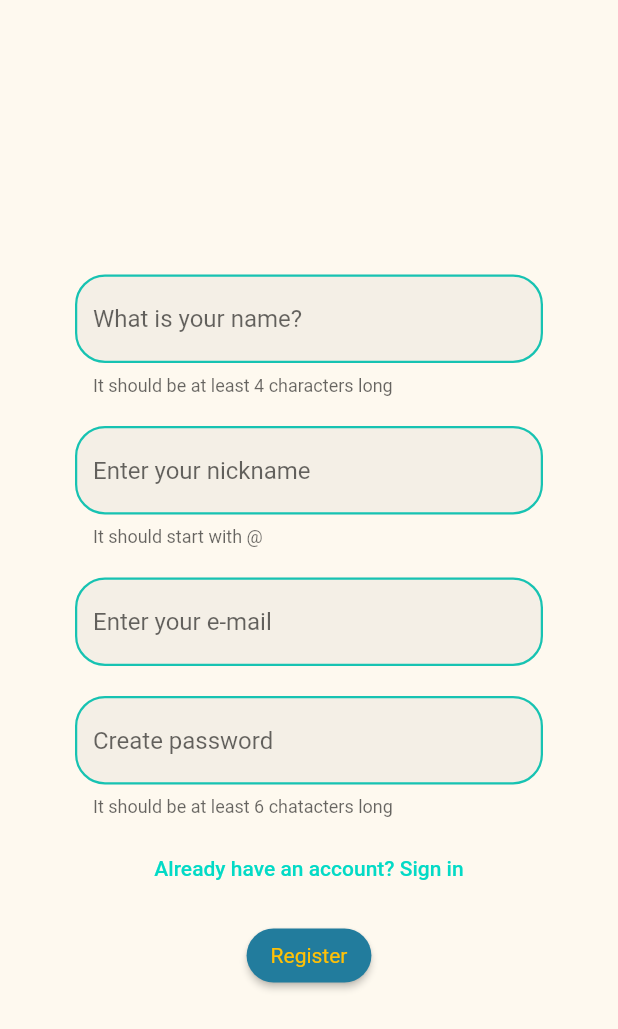
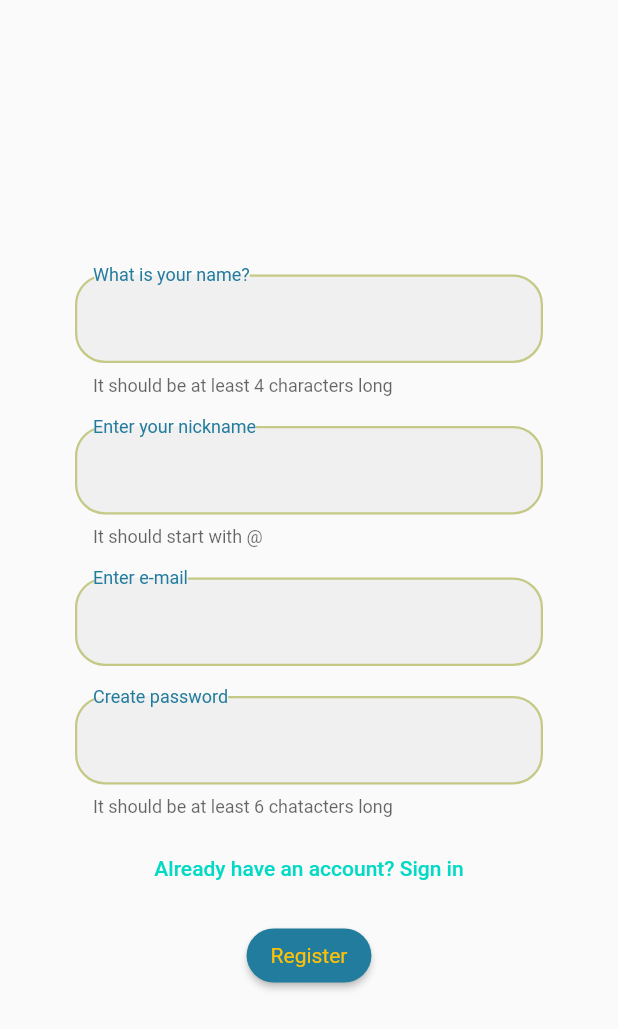
Before and after one commit to mem3Dealer/disCuss, a Flutter app: the screen it shows after launch, after a tap on "Sign in", after a tap on "New to DisCuss? Register", on a phone screen of 412 x 824 dp. Shown: the top 1029 px of the screen. Run offline on Flutter 3.47's test engine with Material 2 defaults, Android fonts, the phone set to English and light mode, and no system bars; our stand-ins replace bloc, cloud_firestore, firebase_auth, firebase_core, flutter_bloc, flutter_slidable and 2 more; missing offline and left inert: splash_screen_view; accounts and stored records are empty; network calls fail.

Commit message:
slight ui updates

```diff
--- a/lib/main.dart
+++ b/lib/main.dart
@@ -58,7 +58,7 @@ class MyApp extends StatelessWidget {
             return MaterialApp(
                 themeMode: ThemeMode.system,
                 theme: appThemeLight,
-                darkTheme: appThemeDark,
+                // darkTheme: appThemeDark,
                 routes: <String, WidgetBuilder>{
                   '/home_page': (BuildContext context) => HomePage(),
                   '/wrapper': (BuildContext context) => Wrapper(),
--- a/lib/pages/register.dart
+++ b/lib/pages/register.dart
@@ -44,7 +44,8 @@ class _RegisterPageState extends State<RegisterPage> {
                   TextFormField(
                       controller: _nameController,
                       decoration: InputDecoration().copyWith(
-                          hintText: 'What is your name?',
+                          floatingLabelBehavior: FloatingLabelBehavior.always,
+                          labelText: 'What is your name?',
                           helperText:
                               'It should be at least 4 characters long'),
                       validator: (val) => val!.isEmpty
@@ -59,7 +60,8 @@ class _RegisterPageState extends State<RegisterPage> {
                       // initialValue: '@',
                       controller: _nickNameController,
                       decoration: InputDecoration().copyWith(
-                          hintText: 'Enter your nickname',
+                          floatingLabelBehavior: FloatingLabelBehavior.always,
+                          labelText: 'Enter your nickname',
                           helperText: 'It should start with @'),
                       // onSaved:   authCubit.isNickNameUnique(_nickNameController.text).toString();,
                       validator: (val) {
@@ -79,8 +81,9 @@ class _RegisterPageState extends State<RegisterPage> {
                   ),
                   TextFormField(
                       controller: _emailController,
-                      decoration: InputDecoration()
-                          .copyWith(hintText: 'Enter your e-mail'),
+                      decoration: InputDecoration().copyWith(
+                          floatingLabelBehavior: FloatingLabelBehavior.always,
+                          labelText: 'Enter e-mail'),
                       validator: (val) {
                         if (val?.isEmpty == true) {
                           return 'Enter an email adress';
@@ -96,7 +99,8 @@ class _RegisterPageState extends State<RegisterPage> {
                   TextFormField(
                     controller: _passwordController,
                     decoration: InputDecoration().copyWith(
-                        hintText: 'Create password',
+                        floatingLabelBehavior: FloatingLabelBehavior.always,
+                        labelText: 'Create password',
                         helperText: 'It should be at least 6 chatacters long'),
                     validator: (val) =>
                         val!.length < 6 ? "Enter an password 6+ long" : null,
--- a/lib/pages/signIn.dart
+++ b/lib/pages/signIn.dart
@@ -47,8 +47,13 @@ class _SignInPageState extends State<SignInPage> {
                     TextFormField(
                       // initialValue: 'test@mail.com',
                       controller: _emailController,
-                      decoration:
-                          InputDecoration().copyWith(hintText: 'E-mail'),
+                      decoration: InputDecoration().copyWith(
+                          alignLabelWithHint: true,
+                          // hintText: 'E-mail',
+                          labelText: 'E-mail',
+                          labelStyle:
+                              TextStyle(color: Theme.of(context).accentColor),
+                          floatingLabelBehavior: FloatingLabelBehavior.always),
                       validator: (val) {
                         if (val?.isEmpty == true) {
                           return 'Enter a valid email';
@@ -64,8 +69,11 @@ class _SignInPageState extends State<SignInPage> {
                     TextFormField(
                       // initialValue: 'test123',
                       controller: _passwordController,
-                      decoration:
-                          InputDecoration().copyWith(hintText: 'Password'),
+                      decoration: InputDecoration().copyWith(
+                          labelStyle:
+                              TextStyle(color: Theme.of(context).accentColor),
+                          floatingLabelBehavior: FloatingLabelBehavior.always,
+                          labelText: 'Password'),
                       validator: (val) {
                         // val!.length < 6 ? "Enter an password 6+ long" : null,
                         if (val!.length < 6) {
@@ -109,18 +117,19 @@ class _SignInPageState extends State<SignInPage> {
                         if (result?.isNotEmpty == true) {
                           if (result!.contains('password')) {
                             _passError = result;
-                          } else {
+                          } else if (result.contains('user')) {
                             _emailError = result;
                           }
                           // print('that if shit here:$_emailError');
                           // return _emailError;
                         }
+                        print(
+                            'THAT print from button: $_passError, $_emailError');
                         if (_formKey.currentState!.validate()) {
                           // _passError = '';
                           // _emailError = '';
                           // result!.isNotEmpty ? _emailError = result : null;
-                          print(
-                              'THAT print from button: $_passError, $_emailError');
+
                         }
                       },
                     ),
--- a/lib/services/auth.dart
+++ b/lib/services/auth.dart
@@ -76,7 +76,7 @@ class AuthService {
   //sign in with email and password
   Future<dynamic> signInWithEmailandPassword(
       String email, String password) async {
-    AuthResultStatus _status;
+    AuthResultStatus? _status;
     try {
       UserCredential result = await _auth.signInWithEmailAndPassword(
         email: email,
@@ -88,7 +88,7 @@ class AuthService {
         _status = AuthResultStatus.successful;
         return _userFromFirebase(_fbUser, password);
       } else {
-        _status = AuthResultStatus.undefined;
+        _status = null;
       }
       // print("FB USER IS ${_fbUser.toString()}");
     } catch (e) {
--- a/lib/shared/app_theme.dart
+++ b/lib/shared/app_theme.dart
@@ -17,7 +17,7 @@ ThemeData get appThemeLight => ThemeData(
       colorScheme: ColorScheme.light(),
       primaryColor: Color(0xffFFCB77),
       accentColor: Color(0xff227C9D),
-      scaffoldBackgroundColor: Color(0xffFEF9EF),
+      // scaffoldBackgroundColor: Color(0xffFEF9EF),
       // elevatedButtonTheme: ElevatedButtonTheme(d),
       buttonTheme: ButtonThemeData(buttonColor: Colors.green),
       floatingActionButtonTheme:
@@ -36,6 +36,7 @@ ThemeData get appThemeLight => ThemeData(
                   MaterialStateProperty.resolveWith((states) => Colors.amber))),
       dividerColor: Colors.grey[300],
       inputDecorationTheme: InputDecorationTheme(
+          labelStyle: TextStyle(color: Color(0xff227C9D)),
           errorMaxLines: 3,
           errorBorder: OutlineInputBorder(
             gapPadding: 0,
@@ -46,23 +47,26 @@ ThemeData get appThemeLight => ThemeData(
           ),
           filled: true,
           border: OutlineInputBorder(
+            gapPadding: 0,
             borderRadius: BorderRadius.all(
               Radius.circular(20),
             ),
-            borderSide: BorderSide(color: Color(0XFF17C3B2), width: 2),
+            borderSide: BorderSide(color: Color(0xffC5C986), width: 2),
           ),
           enabledBorder: OutlineInputBorder(
+            gapPadding: 0,
             borderRadius: BorderRadius.all(
               Radius.circular(20),
             ),
-            borderSide: BorderSide(color: Color(0XFF17C3B2), width: 1.5),
+            borderSide: BorderSide(color: Color(0xffC5C986), width: 1.5),
           ),
-          labelStyle: TextStyle(color: Colors.black),
+          // labelStyle: TextStyle(color: Colors.black),
           focusedBorder: OutlineInputBorder(
+            gapPadding: 0,
             borderRadius: BorderRadius.all(
               Radius.circular(25),
             ),
-            borderSide: BorderSide(color: Color(0xffC5C986), width: 1.5),
+            borderSide: BorderSide(color: Color(0XFF17C3B2), width: 1.5),
           )),
     );
 
@@ -151,8 +155,5 @@ ThemeData get appThemeDark => ThemeData(
           ),
           borderSide: BorderSide(color: Color(0xfffe9677), width: 2),
         ),
-        // focusedBorder: OutlineInputBorder(
-        //   borderSide: BorderSide(color: Colors.purple.shade800, width: 2),
-        // )
       ),
     );
--- a/pubspec.yaml
+++ b/pubspec.yaml
@@ -70,6 +70,7 @@ flutter:
   assets:
     - assets/logo.png
     - assets/light_back.png
+    - assets/light_back.jpg
     - assets/dark_back.png
     # - images/a_dot_ham.jpeg
 
```
Also changed, not shown: lib/pages/chatPage.dart (+49 -37 lines), assets/light_back.jpg (added).
